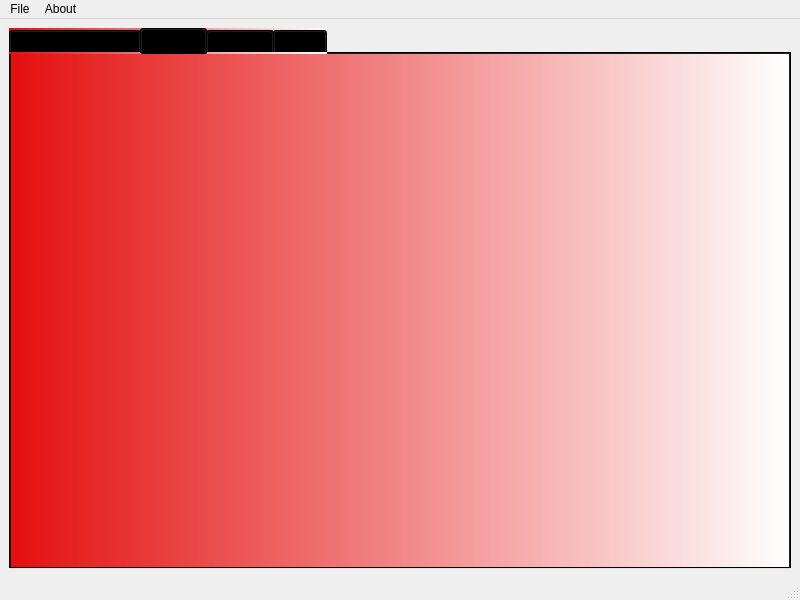
This is mainwindow.ui in netpipe/RightHand as Qt 5 draws it before an edit. The edited form follows.
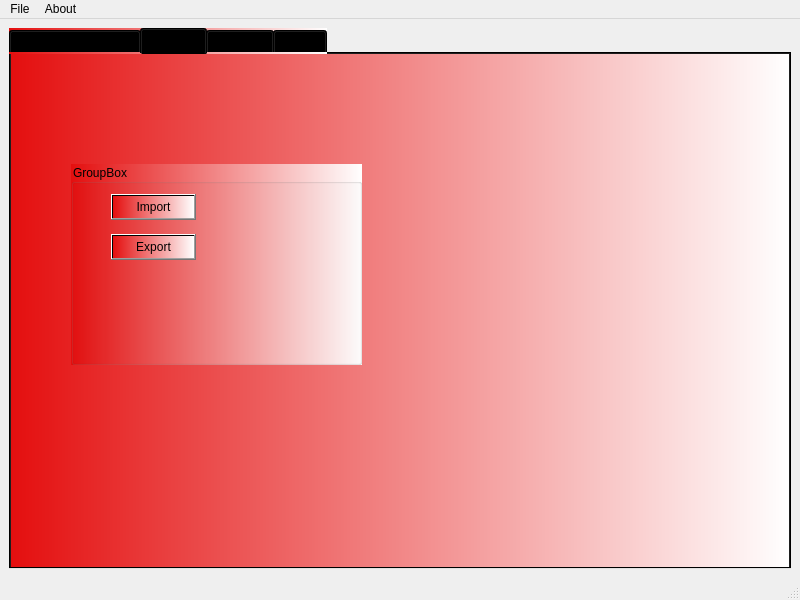
This is the edited form. The open tabs and pages were chosen to show the change.

```diff
--- a/mainwindow.ui
+++ b/mainwindow.ui
@@ -699,6 +699,45 @@
        <attribute name="title">
         <string>Options</string>
        </attribute>
+       <widget class="QGroupBox" name="groupBox_2">
+        <property name="geometry">
+         <rect>
+          <x>60</x>
+          <y>110</y>
+          <width>291</width>
+          <height>201</height>
+         </rect>
+        </property>
+        <property name="title">
+         <string>GroupBox</string>
+        </property>
+        <widget class="QPushButton" name="import_2">
+         <property name="geometry">
+          <rect>
+           <x>40</x>
+           <y>30</y>
+           <width>85</width>
+           <height>26</height>
+          </rect>
+         </property>
+         <property name="text">
+          <string>Import</string>
+         </property>
+        </widget>
+        <widget class="QPushButton" name="export_2">
+         <property name="geometry">
+          <rect>
+           <x>40</x>
+           <y>70</y>
+           <width>85</width>
+           <height>26</height>
+          </rect>
+         </property>
+         <property name="text">
+          <string>Export</string>
+         </property>
+        </widget>
+       </widget>
       </widget>
       <widget class="QWidget" name="tab">
        <attribute name="title">
```
Left out of the diff: 30 changed lines with no effect on the pictures.
